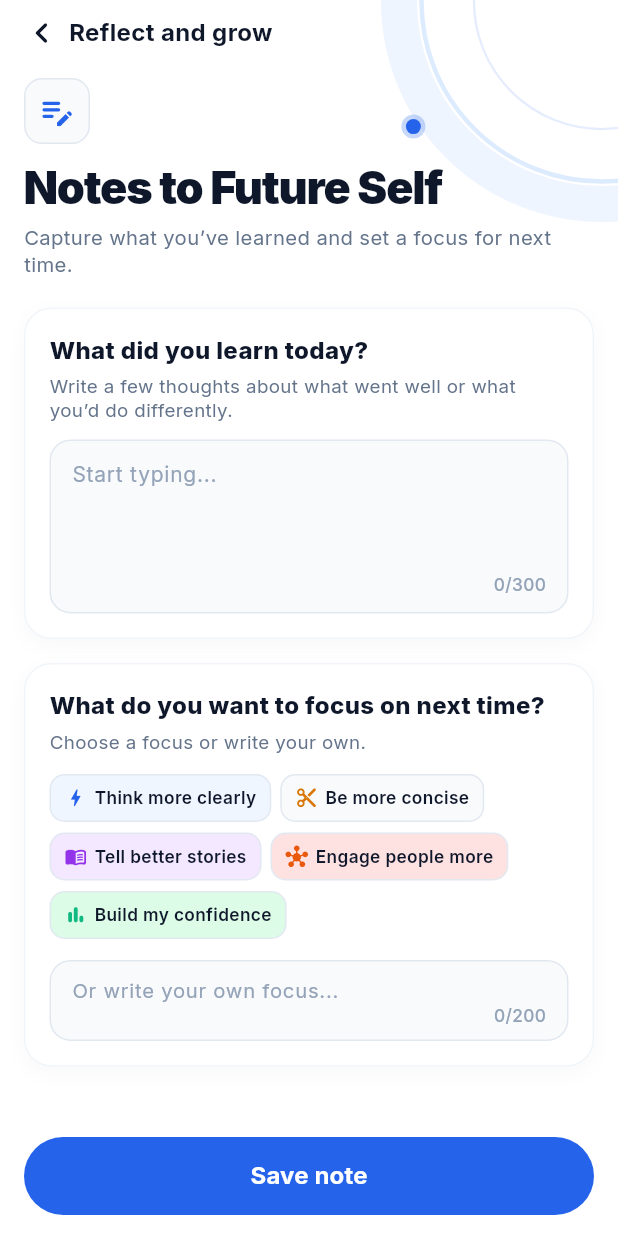
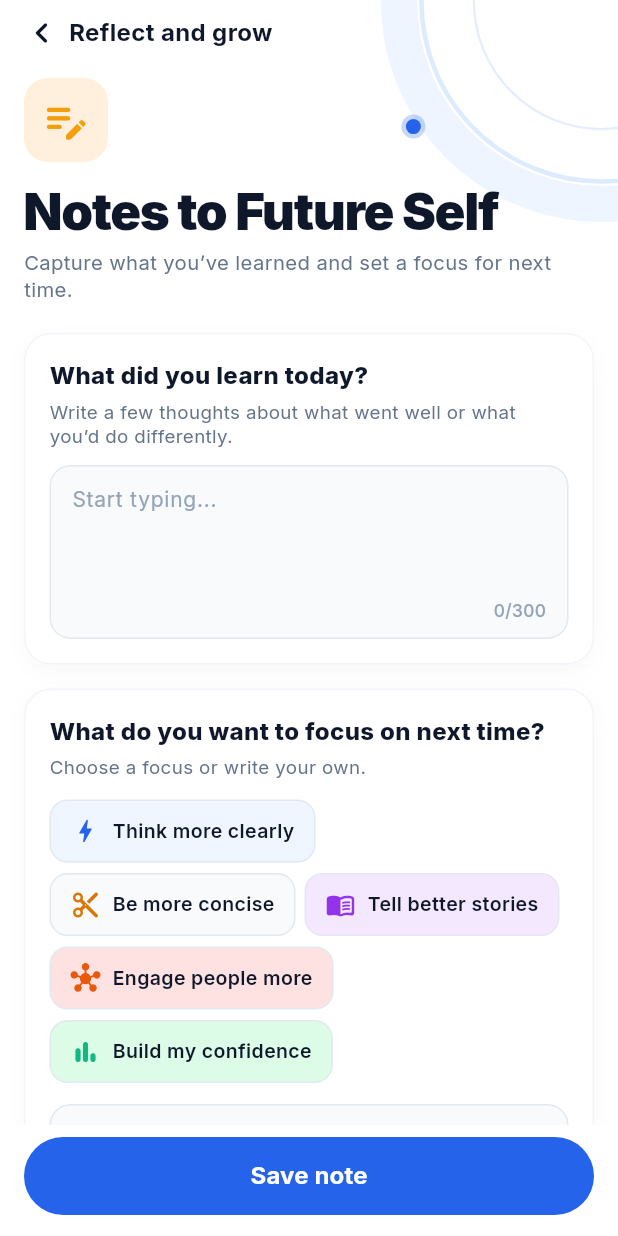
Before and after one commit to webseo-syedazeem/Hakiri-APP, a Flutter app: the ReflectAndGrowContent widget shown alone on an empty page, opened directly with empty values, after a tap on "Notes to Future Self", on a phone screen of 412 x 824 dp. Run offline on Flutter 3.47's test engine with Material 3 defaults, Android fonts, the phone set to English and light mode, and no system bars; our stand-ins replace audioplayers, firebase_analytics, firebase_auth, firebase_core, firebase_crashlytics, firebase_messaging and 9 more; missing offline and left inert: record; accounts and stored records are empty.

Commit message:
fix: paywall black-gap + bigger icons on Reflect/Notes screens
- Paywall: move price cards next to the CTA so the empty black area is gone
- Reflect and grow: bigger header icon + title, orange Notes badge,
  stat-card icons in tinted tiles, taller stat cards
- Notes to Future Self: orange header badge, bigger title, bigger focus chips

Co-Authored-By: Claude Opus 4.8 <noreply@anthropic.com>

```diff
--- a/lib/screens/notes_to_future_self_screen.dart
+++ b/lib/screens/notes_to_future_self_screen.dart
@@ -158,34 +158,33 @@ class _NotesToFutureSelfScreenState extends State<NotesToFutureSelfScreen> {
                     child: Column(
                       crossAxisAlignment: CrossAxisAlignment.start,
                       children: [
-                        // Note Squircle Icon Badge (clean crisp neutral, no yellowish tint)
+                        // Note Squircle Icon Badge (orange, matching the design)
                         Container(
-                          width: 44,
-                          height: 44,
+                          width: 56,
+                          height: 56,
                           decoration: BoxDecoration(
-                            color: const Color(0xFFF8FAFC),
-                            borderRadius: BorderRadius.circular(12),
-                            border: Border.all(color: const Color(0xFFE2E8F0), width: 1.0),
+                            color: const Color(0xFFFEF0DD),
+                            borderRadius: BorderRadius.circular(16),
                           ),
                           alignment: Alignment.center,
                           child: const Icon(
                             Icons.edit_note_rounded,
-                            color: Color(0xFF2563EB),
-                            size: 26,
+                            color: Color(0xFFF59E0B),
+                            size: 34,
                           ),
                         ),
-                        const SizedBox(height: 12),
+                        const SizedBox(height: 14),
 
                         // Large Headline
                         const Text(
                           'Notes to Future Self',
                           style: TextStyle(
                             fontFamily: 'Inter',
-                            fontSize: 30,
+                            fontSize: 34,
                             fontWeight: FontWeight.w900,
                             color: Color(0xFF0F172A),
-                            letterSpacing: -0.8,
-                            height: 1.15,
+                            letterSpacing: -0.9,
+                            height: 1.12,
                           ),
                         ),
                         const SizedBox(height: 6),
@@ -357,10 +356,10 @@ class _NotesToFutureSelfScreenState extends State<NotesToFutureSelfScreen> {
                                     },
                                     child: AnimatedContainer(
                                       duration: const Duration(milliseconds: 180),
-                                      padding: const EdgeInsets.symmetric(horizontal: 9, vertical: 7),
+                                      padding: const EdgeInsets.symmetric(horizontal: 13, vertical: 10),
                                       decoration: BoxDecoration(
                                         color: isSelected ? const Color(0xFFEFF6FF) : bg,
-                                        borderRadius: BorderRadius.circular(10),
+                                        borderRadius: BorderRadius.circular(12),
                                         border: Border.all(
                                           color: isSelected
                                               ? const Color(0xFF2563EB)
@@ -380,13 +379,13 @@ class _NotesToFutureSelfScreenState extends State<NotesToFutureSelfScreen> {
                                       child: Row(
                                         mainAxisSize: MainAxisSize.min,
                                         children: [
-                                          Icon(icon, size: 15, color: color),
-                                          const SizedBox(width: 5),
+                                          Icon(icon, size: 20, color: color),
+                                          const SizedBox(width: 8),
                                           Text(
                                             label,
                                             style: TextStyle(
                                               fontFamily: 'Inter',
-                                              fontSize: 11.5,
+                                              fontSize: 13,
                                               fontWeight: isSelected ? FontWeight.w800 : FontWeight.w600,
                                               color: const Color(0xFF0F172A),
                                             ),
--- a/lib/screens/paywall_screen.dart
+++ b/lib/screens/paywall_screen.dart
@@ -401,7 +401,12 @@ class _PaywallScreenState extends State<PaywallScreen> {
                                 ),
                               ],
                             ),
-                            const SizedBox(height: 30),
+                            const SizedBox(height: 16),
+                          ],
+                        ),
+                      ),
+                    ),
+                    const SizedBox(height: 8),
                     if (_loadingProducts)
                       const Padding(
                         padding: EdgeInsets.only(bottom: 12),
@@ -434,7 +439,7 @@ class _PaywallScreenState extends State<PaywallScreen> {
                       isSelected: _selectedTier == 'monthly_pro',
                     ),
                     if (_statusMessage != null) ...[
-                              const SizedBox(height: 14),
+                      const SizedBox(height: 12),
                       Text(
                         _statusMessage!,
                         style: const TextStyle(
@@ -446,10 +451,6 @@ class _PaywallScreenState extends State<PaywallScreen> {
                       ),
                     ],
                     const SizedBox(height: 16),
-                          ],
-                        ),
-                      ),
-                    ),
                     SizedBox(
                       width: double.infinity,
                       height: 56,
--- a/lib/screens/reflect_and_grow_screen.dart
+++ b/lib/screens/reflect_and_grow_screen.dart
@@ -222,31 +222,31 @@ class _ReflectAndGrowContentState extends State<ReflectAndGrowContent> {
                     children: [
                       // Green Bar Chart Squircle Badge
                       Container(
-                        width: 44,
-                        height: 44,
+                        width: 56,
+                        height: 56,
                         decoration: BoxDecoration(
                           color: const Color(0xFFDCFCE7),
-                          borderRadius: BorderRadius.circular(12),
+                          borderRadius: BorderRadius.circular(16),
                         ),
                         alignment: Alignment.center,
                         child: const Icon(
                           Icons.bar_chart_rounded,
                           color: Color(0xFF10B981),
-                          size: 26,
+                          size: 34,
                         ),
                       ),
-                      const SizedBox(height: 12),
+                      const SizedBox(height: 14),
 
                       // Large Headline
                       const Text(
                         'Reflect and grow',
                         style: TextStyle(
                           fontFamily: 'Inter',
-                          fontSize: 30,
+                          fontSize: 34,
                           fontWeight: FontWeight.w900,
                           color: Color(0xFF0F172A),
-                          letterSpacing: -0.8,
-                          height: 1.15,
+                          letterSpacing: -0.9,
+                          height: 1.12,
                         ),
                       ),
                       const SizedBox(height: 6),
@@ -291,23 +291,22 @@ class _ReflectAndGrowContentState extends State<ReflectAndGrowContent> {
                           ),
                           child: Row(
                             children: [
-                              // Note Squircle Badge (clean crisp neutral, no yellowish tint)
+                              // Note Squircle Badge (orange, matching the design)
                               Container(
-                                width: 44,
-                                height: 44,
+                                width: 54,
+                                height: 54,
                                 decoration: BoxDecoration(
-                                  color: const Color(0xFFF8FAFC),
-                                  borderRadius: BorderRadius.circular(12),
-                                  border: Border.all(color: const Color(0xFFE2E8F0), width: 1.0),
+                                  color: const Color(0xFFFEF0DD),
+                                  borderRadius: BorderRadius.circular(15),
                                 ),
                                 alignment: Alignment.center,
                                 child: const Icon(
                                   Icons.edit_note_rounded,
-                                  color: Color(0xFF2563EB),
-                                  size: 26,
+                                  color: Color(0xFFF59E0B),
+                                  size: 32,
                                 ),
                               ),
-                              const SizedBox(width: 12),
+                              const SizedBox(width: 14),
                               const Expanded(
                                 child: Column(
                                   crossAxisAlignment: CrossAxisAlignment.start,
@@ -418,7 +417,7 @@ class _ReflectAndGrowContentState extends State<ReflectAndGrowContent> {
                           // Card 1: Practice sessions
                           Expanded(
                             child: Container(
-                              height: 114,
+                              height: 130,
                               padding: const EdgeInsets.all(12),
                               decoration: BoxDecoration(
                                 color: const Color(0xFFF0F7FF),
@@ -428,10 +427,19 @@ class _ReflectAndGrowContentState extends State<ReflectAndGrowContent> {
                                 crossAxisAlignment: CrossAxisAlignment.start,
                                 mainAxisAlignment: MainAxisAlignment.spaceBetween,
                                 children: [
-                                  const Icon(
+                                  Container(
+                                    width: 40,
+                                    height: 40,
+                                    decoration: BoxDecoration(
+                                      color: const Color(0xFFDCE9FF),
+                                      borderRadius: BorderRadius.circular(12),
+                                    ),
+                                    alignment: Alignment.center,
+                                    child: const Icon(
                                       Icons.bar_chart_rounded,
                                       color: Color(0xFF2563EB),
-                                    size: 22,
+                                      size: 24,
+                                    ),
                                   ),
                                   Column(
                                     crossAxisAlignment: CrossAxisAlignment.start,
@@ -467,7 +475,7 @@ class _ReflectAndGrowContentState extends State<ReflectAndGrowContent> {
                           // Card 2: Focus areas completed
                           Expanded(
                             child: Container(
-                              height: 114,
+                              height: 130,
                               padding: const EdgeInsets.all(12),
                               decoration: BoxDecoration(
                                 color: const Color(0xFFFAF5FF),
@@ -477,10 +485,19 @@ class _ReflectAndGrowContentState extends State<ReflectAndGrowContent> {
                                 crossAxisAlignment: CrossAxisAlignment.start,
                                 mainAxisAlignment: MainAxisAlignment.spaceBetween,
                                 children: [
-                                  const Icon(
+                                  Container(
+                                    width: 40,
+                                    height: 40,
+                                    decoration: BoxDecoration(
+                                      color: const Color(0xFFEFE0FF),
+                                      borderRadius: BorderRadius.circular(12),
+                                    ),
+                                    alignment: Alignment.center,
+                                    child: const Icon(
                                       Icons.crisis_alert_rounded,
                                       color: Color(0xFF9333EA),
-                                    size: 22,
+                                      size: 24,
+                                    ),
                                   ),
                                   Column(
                                     crossAxisAlignment: CrossAxisAlignment.start,
@@ -516,7 +533,7 @@ class _ReflectAndGrowContentState extends State<ReflectAndGrowContent> {
                           // Card 3: Day streak (crisp cool neutral card, no yellowish tint)
                           Expanded(
                             child: Container(
-                              height: 114,
+                              height: 130,
                               padding: const EdgeInsets.all(12),
                               decoration: BoxDecoration(
                                 color: const Color(0xFFF8FAFC),
@@ -527,10 +544,19 @@ class _ReflectAndGrowContentState extends State<ReflectAndGrowContent> {
                                 crossAxisAlignment: CrossAxisAlignment.start,
                                 mainAxisAlignment: MainAxisAlignment.spaceBetween,
                                 children: [
-                                  const Icon(
+                                  Container(
+                                    width: 40,
+                                    height: 40,
+                                    decoration: BoxDecoration(
+                                      color: const Color(0xFFFDEBCB),
+                                      borderRadius: BorderRadius.circular(12),
+                                    ),
+                                    alignment: Alignment.center,
+                                    child: const Icon(
                                       Icons.star_rounded,
                                       color: Color(0xFFF59E0B),
-                                    size: 22,
+                                      size: 24,
+                                    ),
                                   ),
                                   Column(
                                     crossAxisAlignment: CrossAxisAlignment.start,
```
Lines whose indentation alone changed are shown as unchanged.
